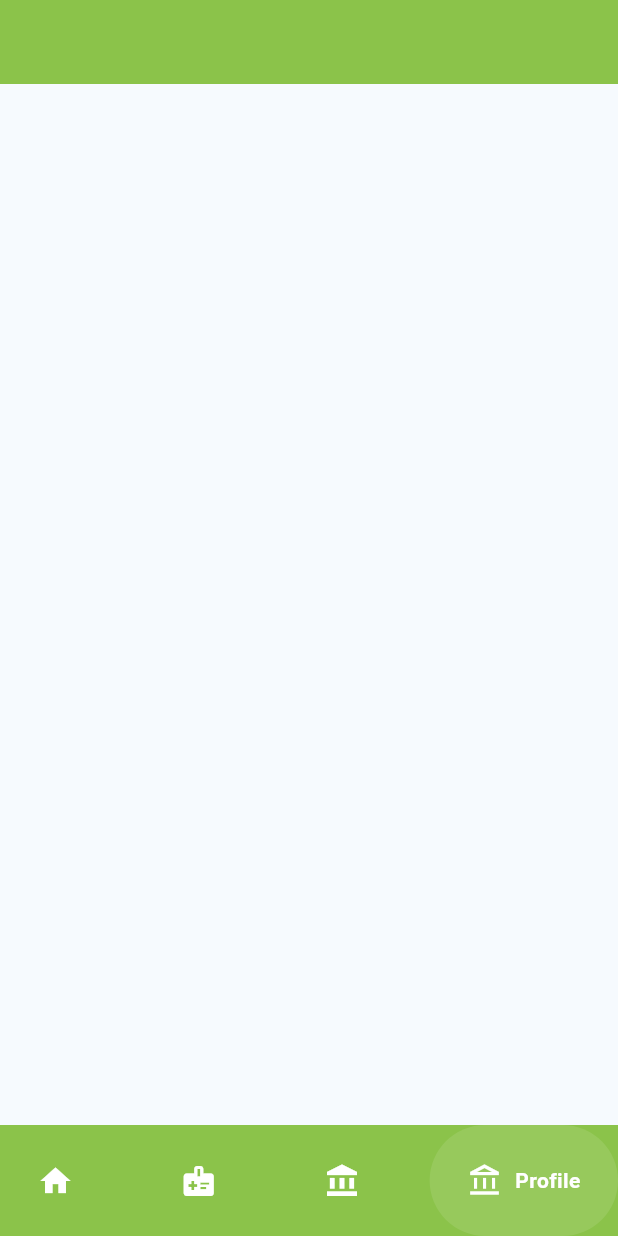
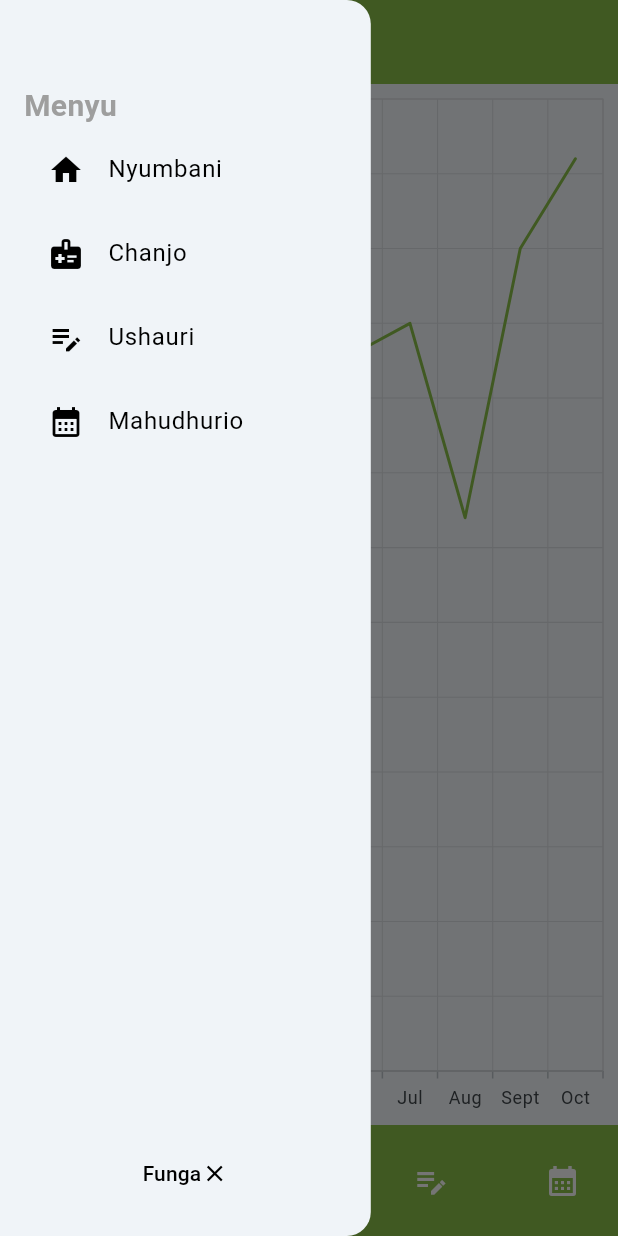
Before and after one commit to masudihamidu/maternal-health-system, a Flutter app: the MaternalhomePage screen opened by its route, item 4 of the bottom bar chosen, with the side drawer open (before the commit the screen has no drawer), on a phone screen of 412 x 824 dp. Run offline on Flutter 3.47's test engine with Material 3 defaults, Android fonts, the phone set to English and light mode, and no system bars; drawn by our look-alikes of google_nav_bar; our stand-ins replace go_router, quickalert, syncfusion_flutter_charts.

Commit message:
implementing graph that used to retrive data in a form meternal clinic card

```diff
--- a/lib/main.dart
+++ b/lib/main.dart
@@ -1,4 +1,5 @@
 import 'package:flutter/material.dart';
+import 'package:maternal_health_system/screens/ClinicCard.dart';
 import 'package:maternal_health_system/screens/ForgotPassword.dart';
 import 'package:maternal_health_system/screens/Login.dart';
 import 'package:go_router/go_router.dart';
@@ -23,7 +24,13 @@ final _routerCnfig = GoRouter(
 
       GoRoute(
           path: '/MaternalPage',
-          builder: (context, state) => const MaternalhomePage()
+          builder: (context, state) => const MaternalhomePage(),
+
+      ),
+
+      GoRoute(
+          path: '/ClinicCard',
+          builder: (context, state) => const ClinicCard()
       ),
 
 
--- /dev/null
+++ b/lib/screens/ClinicCard.dart
@@ -0,0 +1,91 @@
+import 'package:flutter/material.dart';
+import 'package:go_router/go_router.dart';
+import 'package:google_nav_bar/google_nav_bar.dart';
+import 'package:maternal_health_system/screens/NavBar.dart';
+import 'package:syncfusion_flutter_charts/charts.dart';
+
+class ClinicCard extends StatefulWidget{
+  const ClinicCard({super.key});
+  @override
+  maternalHomePageState createState() => maternalHomePageState();
+
+}
+class maternalHomePageState extends State<ClinicCard>{
+  @override
+  Widget build(BuildContext context){
+    return Scaffold(
+        drawer: const NavBar(),
+        appBar: AppBar(
+          backgroundColor: Colors.lightGreen,
+        ),
+
+        body: Center(
+            child: Container(
+                child: SfCartesianChart(
+                    primaryXAxis: CategoryAxis(),
+
+                    series: <LineSeries<ClinicData, String>>[
+                      LineSeries<ClinicData, String>(
+                        // Bind data source
+                          dataSource:  <ClinicData>[
+                            ClinicData('Jan', 1),
+                            ClinicData('Feb', 10),
+                            ClinicData('Mar', 34),
+                            ClinicData('Apr', 32),
+                            ClinicData('May', 40),
+                            ClinicData('Jun', 48),
+                            ClinicData('Jul', 50),
+                            ClinicData('Aug', 37),
+                            ClinicData('Sept', 55),
+                            ClinicData('Oct', 61),
+
+                          ],
+                          xValueMapper: (ClinicData attendance, _) => attendance.month,
+                          yValueMapper: (ClinicData attendance, _) => attendance.week,
+                          color: Colors.lightGreen,
+
+                      )
+                    ]
+                )
+            )
+        ),
+
+        bottomNavigationBar:  GNav(
+            backgroundColor: Colors.lightGreen,
+            color: Colors.white,
+            activeColor: Colors.white,
+            tabBackgroundColor: Colors.white10,
+            gap: 9,
+            tabs: [
+              GButton(
+                onPressed: (){
+                  context.go('/MaternalPage');
+
+                },
+                icon: Icons.home,
+                text: 'Nyumbani',
+              ),
+              GButton(
+                icon: Icons.medical_information,
+                text: 'Chanjo',
+              ),
+              GButton(
+                icon: Icons.edit_note_sharp,
+                text: 'Ushauri',
+              ),
+              GButton(
+                icon: Icons.calendar_month,
+                text: 'Mahudhurio',
+              )
+            ]
+        )
+
+    );
+  }
+}
+
+class ClinicData {
+  ClinicData(this.month, this.week);
+  final String month;
+  final week ;
+}
--- a/lib/screens/MaternalHomePage.dart
+++ b/lib/screens/MaternalHomePage.dart
@@ -1,5 +1,7 @@
 import 'package:flutter/material.dart';
+import 'package:go_router/go_router.dart';
 import 'package:google_nav_bar/google_nav_bar.dart';
+import 'package:maternal_health_system/screens/NavBar.dart';
 
 class MaternalhomePage extends StatefulWidget{
   const MaternalhomePage({super.key});
@@ -11,6 +13,7 @@ class maternalHomePageState extends State<MaternalhomePage>{
   @override
   Widget build(BuildContext context){
     return Scaffold(
+      drawer: const NavBar(),
       appBar: AppBar(
         backgroundColor: Colors.lightGreen,
       ),
@@ -22,29 +25,31 @@ class maternalHomePageState extends State<MaternalhomePage>{
         ),
       ),
 
-
-       bottomNavigationBar:  const GNav(
+       bottomNavigationBar:   GNav(
            backgroundColor: Colors.lightGreen,
            color: Colors.white,
            activeColor: Colors.white,
            tabBackgroundColor: Colors.white10,
-           gap: 8,
+           gap: 9,
             tabs: [
               GButton(
                 icon: Icons.home,
-                text: 'Home',
+                text: 'Nyumbani',
               ),
               GButton(
                 icon: Icons.medical_information,
-                text: 'Likes',
+                text: 'Chanjo',
               ),
               GButton(
-                icon: Icons.account_balance,
-                text: 'Search',
+                icon: Icons.edit_note_sharp,
+                text: 'Ushauri',
               ),
               GButton(
-                icon: Icons.account_balance_outlined,
-                text: 'Profile',
+                icon: Icons.calendar_month,
+                onPressed: (){
+                  context.go('/ClinicCard');
+                },
+                text: 'Mahudhurio',
               )
             ]
         )
--- /dev/null
+++ b/lib/screens/NavBar.dart
@@ -0,0 +1,125 @@
+import 'package:flutter/material.dart';
+import 'package:go_router/go_router.dart';
+
+
+class NavBar extends StatelessWidget {
+  final padding = const EdgeInsets.symmetric(horizontal: 10);
+
+  const NavBar({super.key});
+  @override
+  Widget build(BuildContext context) {
+    return Drawer(
+      width: MediaQuery.of(context).size.width * 0.6,
+      child: Container(
+        padding: const EdgeInsets.all(16),
+        alignment: Alignment.centerLeft,
+        color: Colors.transparent, // selected tab background color
+        child: Column(
+          crossAxisAlignment: CrossAxisAlignment.start,
+          children: <Widget>[
+            const Padding(
+              padding: EdgeInsets.only(top: 40), // Add padding to the bottom
+              child: Text(
+                'Menyu', // Add the menu title here
+                style: TextStyle(
+                  fontSize: 20,
+                  fontWeight: FontWeight.bold,
+                  color: Colors.grey,
+                ),
+              ),
+            ),
+
+            GestureDetector(
+              onTap: (){
+              },
+              child: buildMenuItem(
+                text: 'Nyumbani',
+                icon: Icons.home,
+              ),
+            ),
+
+
+            GestureDetector(
+              onTap: (){
+              },
+              child: buildMenuItem(
+                text: 'Chanjo',
+                icon: Icons.medical_information,
+              ),
+            ),
+
+            GestureDetector(
+              onTap: (){
+              },
+              child: buildMenuItem(
+                text: 'Ushauri',
+                icon: Icons.edit_note_sharp,
+              ),
+            ),
+
+            GestureDetector(
+              onTap: (){
+                context.go('/ClinicCard');
+
+              },
+              child: buildMenuItem(
+                text: 'Mahudhurio',
+                icon: Icons.calendar_month,
+              ),
+            ),
+
+            const Spacer(),
+            // Push the "Close" button to the bottom
+            ElevatedButton(
+
+              onPressed: () {
+                Navigator.pop(context); // Close the drawer
+              },
+              style: ElevatedButton.styleFrom(
+                backgroundColor: Colors.transparent, // Transparent button background
+                elevation: 0, // No elevation
+              ),
+              child: const Padding(
+                padding: EdgeInsets.symmetric(horizontal: 16, vertical: 16),
+                child: Row(
+                  mainAxisAlignment: MainAxisAlignment.center,
+                  children: [
+                    Text('Funga', style: TextStyle(color: Colors.black),
+                    ),
+
+                    ColorFiltered(
+                      colorFilter: ColorFilter.mode(
+                        Colors.black,
+                        BlendMode.srcIn,
+                      ),
+
+                      child: Icon(
+                        Icons.close,
+                        // size: 32,
+                      ),
+                    ),
+                  ],
+                ),
+
+              ),
+            ),
+          ],
+        ),
+      ),
+    );
+  }
+
+  Widget buildMenuItem({
+    required String text,
+    required IconData icon,
+  }) {
+    const color = Colors.black;
+    return ListTile(
+      leading: Icon(icon, color: color),
+      title: Text(
+        text,
+        style: const TextStyle(color: color),
+      ),
+    );
+  }
+}
--- a/pubspec.yaml
+++ b/pubspec.yaml
@@ -38,6 +38,7 @@ dependencies:
   go_router: ^14.1.0
   quickalert: ^1.1.0
   google_nav_bar: ^5.0.6
+  syncfusion_flutter_charts: ^25.2.3+1
 
 dev_dependencies:
   flutter_test:
```
Also changed, not shown: pubspec.lock.
